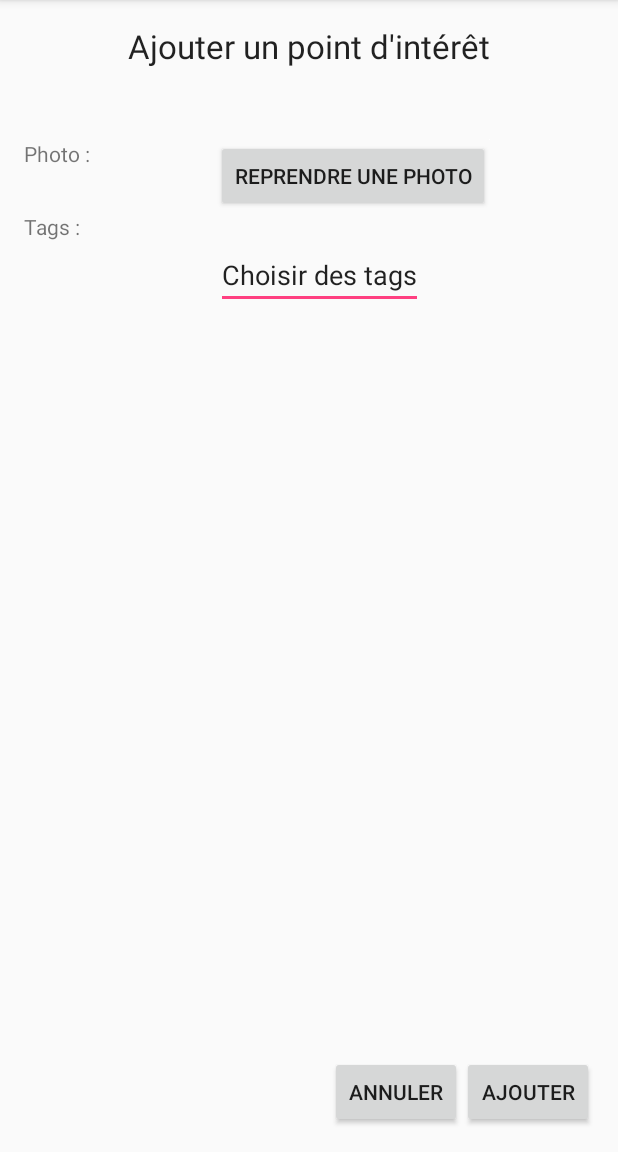
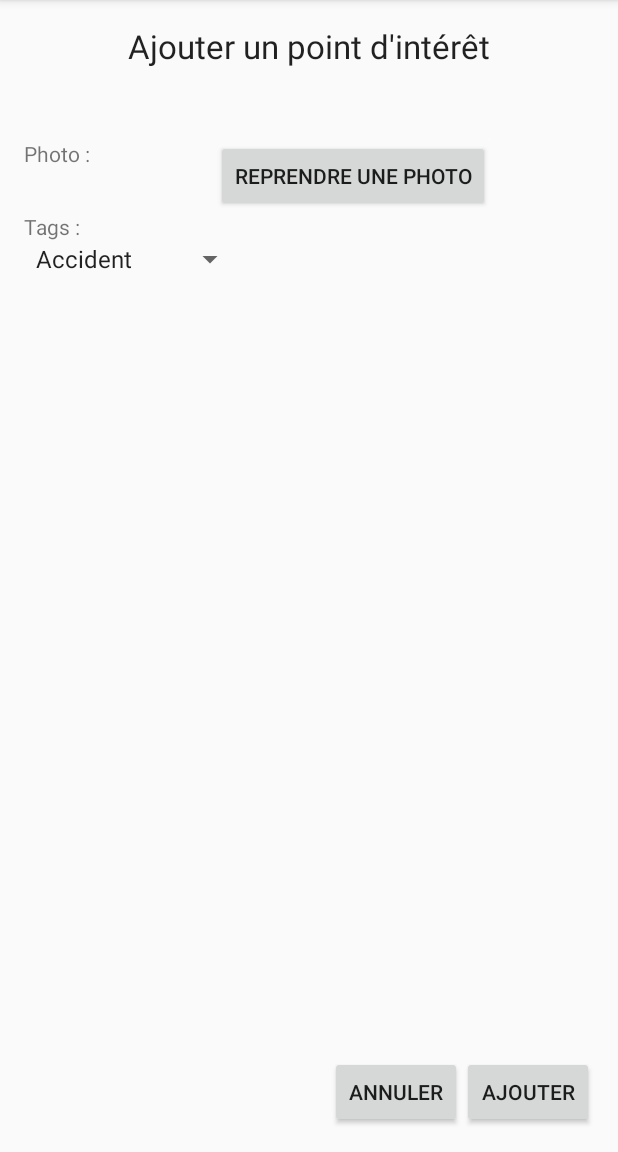
Before and after one commit to julienCsj/SmartPaulo, an Android app: the FormulairePhoto screen opened directly, with no data from a screen before it, on a phone screen of 412 x 824 dp, the part 84-1236 px from its top. Run offline under Robolectric (Android 15) with nearby library versions, the phone set to English and light mode, and no system bars; 1 statement that could not run was skipped.

Commit message:
Prise de photo + tags

```diff
--- a/app/src/main/AndroidManifest.xml
+++ b/app/src/main/AndroidManifest.xml
@@ -11,6 +11,9 @@
     <uses-feature android:name="android.hardware.camera" android:required="true" />
     <uses-permission android:name="android.permission.WRITE_EXTERNAL_STORAGE"/>
     <uses-permission android:name="android.permission.READ_EXTERNAL_STORAGE"/>
+    <uses-permission android:name="android.permission.ACCESS_COARSE_LOCATION"/>
+    <uses-permission android:name="android.permission.ACCESS_FINE_LOCATION"/>
+
 
     <application
         android:allowBackup="true"
--- a/app/src/main/java/fr/nilteam/smartpaulo/smartpaulo/FormulairePhoto.java
+++ b/app/src/main/java/fr/nilteam/smartpaulo/smartpaulo/FormulairePhoto.java
@@ -12,9 +12,13 @@ import android.support.v7.app.AppCompatActivity;
 import android.os.Bundle;
 import android.util.Log;
 import android.view.View;
+import android.widget.ArrayAdapter;
 import android.widget.Button;
 import android.widget.ImageView;
+import android.widget.Spinner;
 import android.widget.Toast;
+
+import com.google.android.gms.location.LocationRequest;
 
 import java.io.File;
 
@@ -25,6 +29,7 @@ public class FormulairePhoto extends AppCompatActivity {
     private Button buttonAnnuler;
     private Button buttonAjouter;
     private Button buttonReprendrePhoto;
+    private Spinner spinner;
     private static final int CAPTURE_IMAGE_ACTIVITY_REQUEST_CODE = 100;
 
 
@@ -43,6 +48,10 @@ public class FormulairePhoto extends AppCompatActivity {
         buttonAjouter.setOnClickListener(ajouterPointInteret);
         buttonAnnuler.setOnClickListener(annuler);
         buttonReprendrePhoto.setOnClickListener(reprendrePhoto);
+
+        spinner = (Spinner) findViewById(R.id.spinner);
+        spinner.setAdapter(new ArrayAdapter<Tags>(this, android.R.layout.simple_spinner_item, Tags.values()));
+
 
 
         // prendre une photo
@@ -105,4 +114,11 @@ public class FormulairePhoto extends AppCompatActivity {
             takePhoto();
         }
     };
+
+    protected void createLocationRequest() {
+        LocationRequest mLocationRequest = new LocationRequest();
+        mLocationRequest.setInterval(10000);
+        mLocationRequest.setFastestInterval(5000);
+        mLocationRequest.setPriority(LocationRequest.PRIORITY_HIGH_ACCURACY);
+    }
 }
--- /dev/null
+++ b/app/src/main/java/fr/nilteam/smartpaulo/smartpaulo/Tags.java
@@ -0,0 +1,20 @@
+package fr.nilteam.smartpaulo.smartpaulo;
+
+/**
+ * Created by julien on 21/01/16.
+ */
+public enum Tags {
+    ACCIDENT("Accident"),
+    INSSALUBRITE("Inssalubrité"),
+    VENDALISME("Vendalisme");
+
+    private String traduction;
+
+    Tags(String traduction) {
+        this.traduction = traduction;
+    }
+
+    @Override public String toString(){
+        return traduction;
+    }
+}
--- a/app/src/main/res/layout/activity_formulaire_photo.xml
+++ b/app/src/main/res/layout/activity_formulaire_photo.xml
@@ -79,13 +79,12 @@
         android:layout_alignParentLeft="true"
         android:layout_alignParentStart="true" />
 
-    <MultiAutoCompleteTextView
+    <Spinner
         android:layout_width="wrap_content"
         android:layout_height="wrap_content"
-        android:text="Choisir des tags"
-        android:id="@+id/multiAutoCompleteTextView"
+        android:id="@+id/spinner"
         android:layout_below="@+id/textView3"
-        android:layout_alignLeft="@+id/buttonReprendrePhoto"
-        android:layout_alignStart="@+id/buttonReprendrePhoto" />
+        android:layout_alignParentLeft="true"
+        android:layout_alignParentStart="true" />
 
 </RelativeLayout>
```
